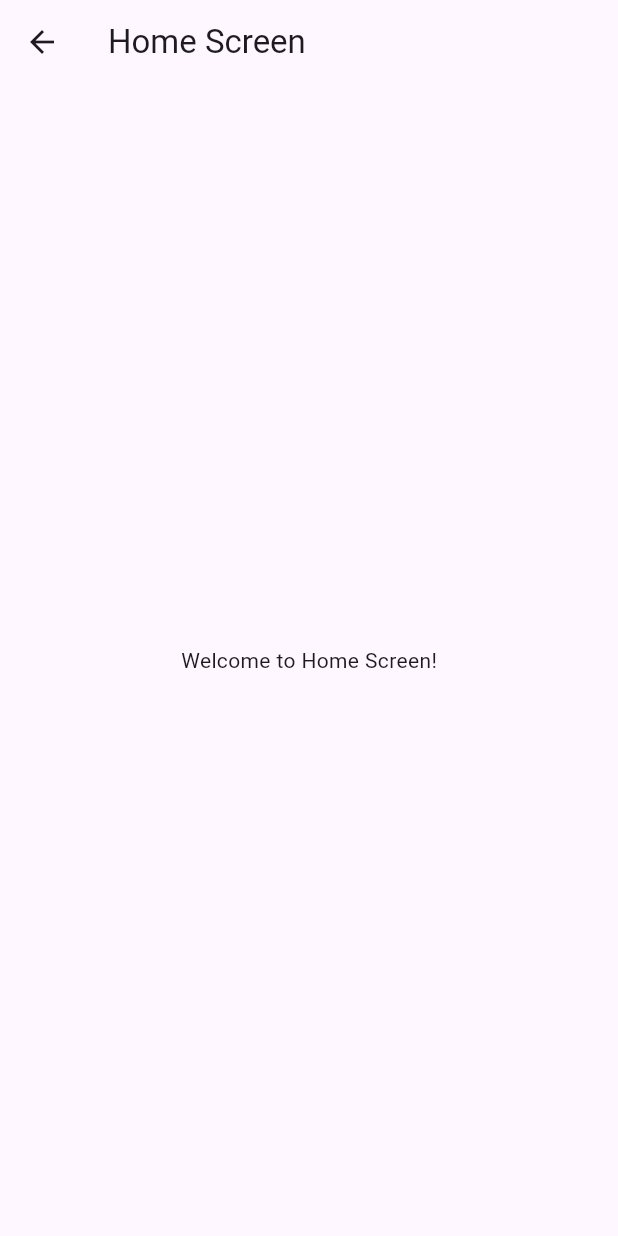
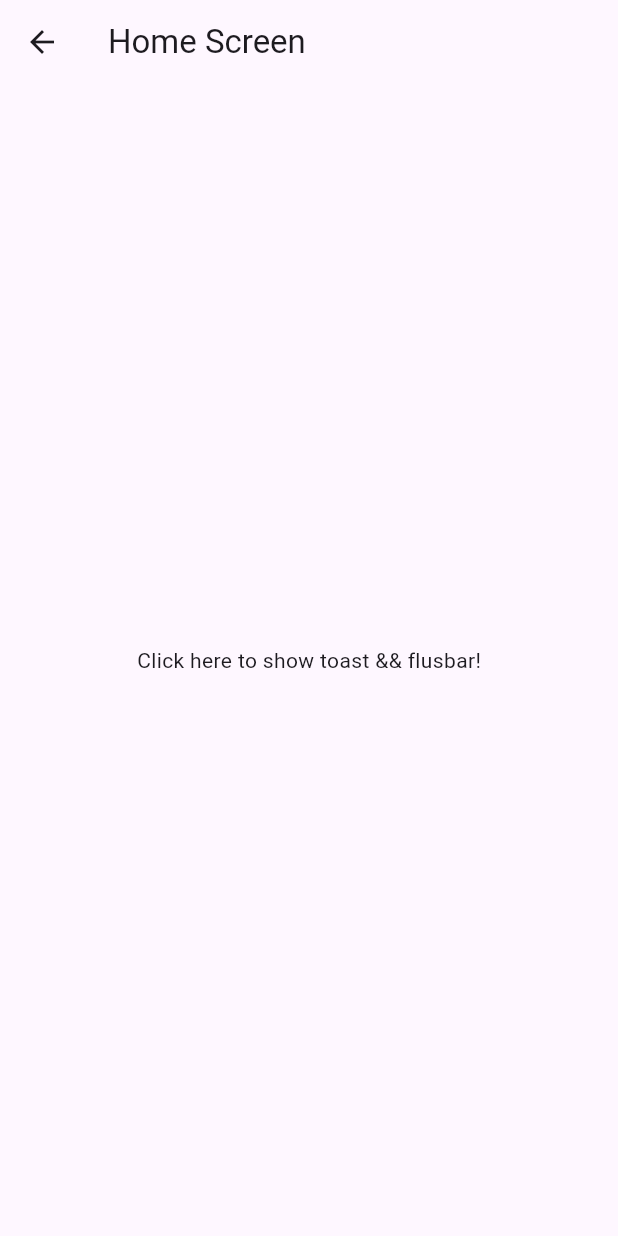
Before and after one commit to 31SUFI/MVVM_architecrure_practice, a Flutter app: the HomeScreen screen opened by its route, on a phone screen of 412 x 824 dp. Run offline on Flutter 3.47's test engine with Material 3 defaults, Android fonts, the phone set to English and light mode, and no system bars; our stand-ins replace another_flushbar, fluttertoast.

Commit message:
learned Utlities

```diff
--- a/lib/view/home_screen.dart
+++ b/lib/view/home_screen.dart
@@ -1,4 +1,5 @@
 import 'package:flutter/material.dart';
+import 'package:mvvm_architecture/util/routes/utils.dart';
 
 class HomeScreen extends StatefulWidget {
   @override
@@ -10,11 +11,16 @@ class _HomeScreenState extends State<HomeScreen> {
   Widget build(BuildContext context) {
     return Scaffold(
       appBar: AppBar(
-        title: Text('Home Screen'),
+        title: const Text('Home Screen'),
       ),
       body: Container(
         child: Center(
-          child: Text('Welcome to Home Screen!'),
+          child: InkWell(
+              onTap: () {
+                Utils.toastMessage('This is a toast message!');
+                Utils.flushBarErrorMessage("LMAO Error", context);
+              },
+              child: const Text('Click here to show toast && flusbar!')),
         ),
       ),
     );
--- a/lib/view/login_screen.dart
+++ b/lib/view/login_screen.dart
@@ -13,7 +13,7 @@ class _LoginScreenState extends State<LoginScreen> {
       body: Container(
         child: Center(
           child: InkWell(
-              onTap: () => Navigator.pushNamed(context, '/home_screen'),
+              onTap: () => Navigator.pushNamed(context, 'home_screen'),
               child: Text('click here to move')),
         ),
       ),
```
Also changed, not shown: lib/util/routes/utils.dart (added, +40 -0 lines).
